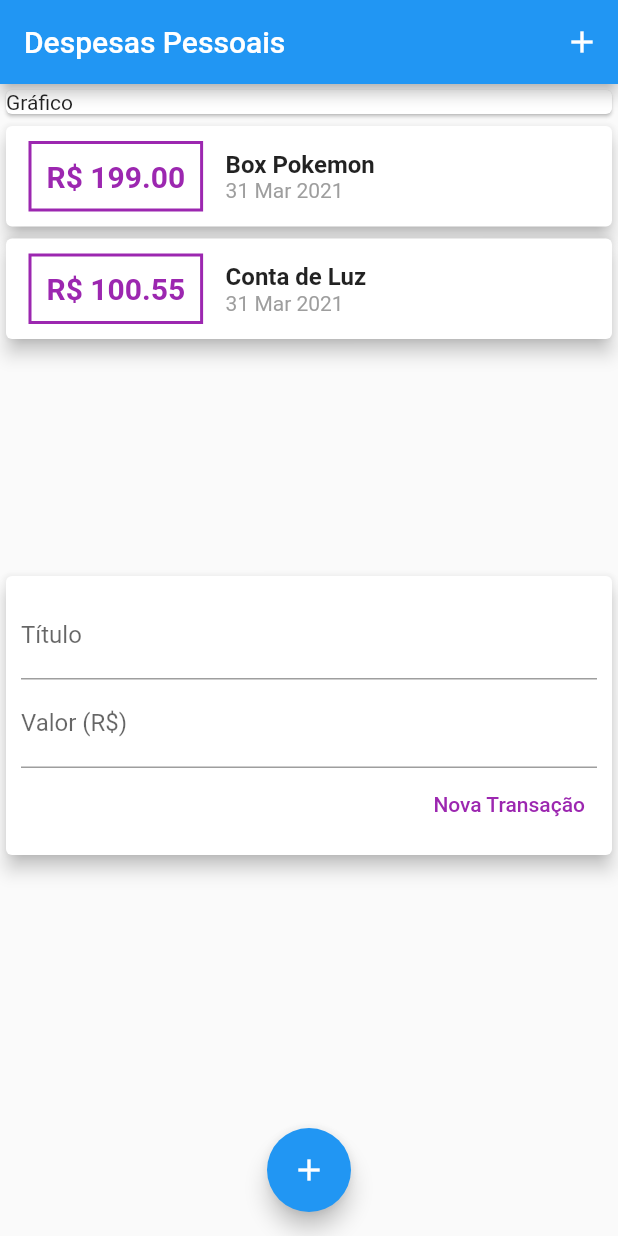
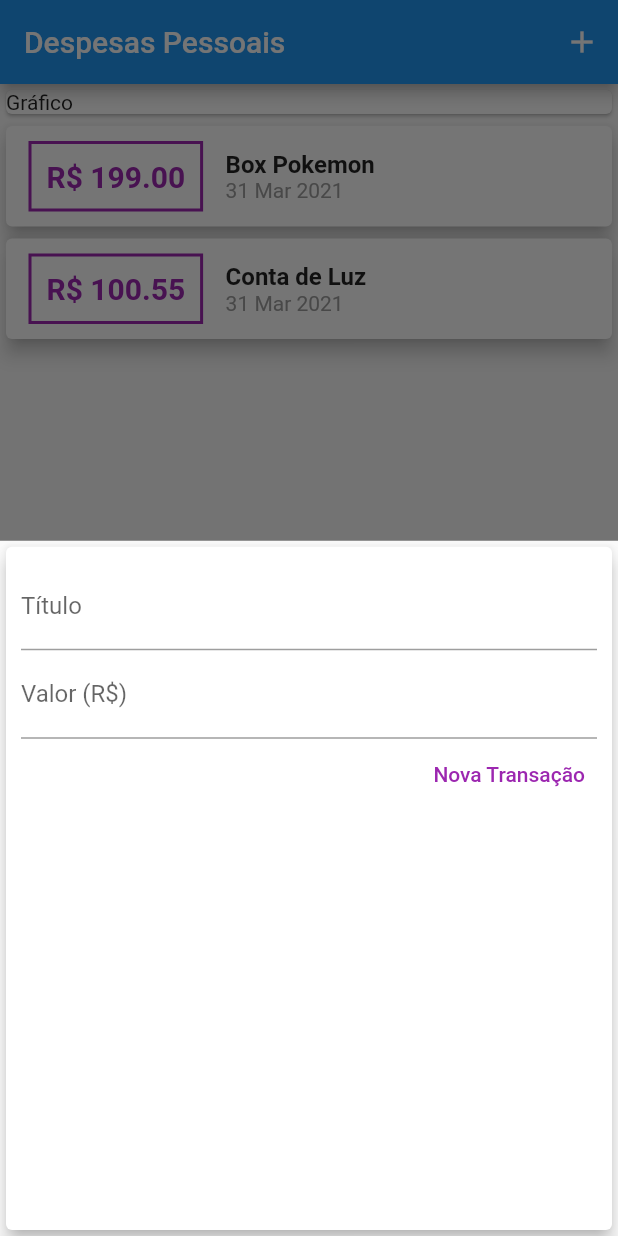
Before and after one commit to phcbarros/Flutter, a Flutter app: the screen it shows after launch, after a tap on the "add" icon, on a phone screen of 412 x 824 dp. Run offline on Flutter 3.47's test engine with Material 2 defaults, Android fonts, the phone set to English and light mode, and no system bars.

Commit message:
Curso Flutter - 04 Construindo App Real (Despesas Pessoais) - 100 Exibindo Formulário (Modal)

```diff
--- a/curso_flutter/expenses/lib/components/transaction_user.dart
+++ /dev/null
@@ -1,50 +0,0 @@
-import 'dart:math';
-
-import 'package:flutter/material.dart';
-import 'package:expenses/models/transaction.dart';
-import 'package:expenses/components/transaction_form.dart';
-import 'package:expenses/components/transaction_list.dart';
-
-class TransactionUser extends StatefulWidget {
-  @override
-  _TransactionUserState createState() => _TransactionUserState();
-}
-
-class _TransactionUserState extends State<TransactionUser> {
-  final _transactions = [
-    Transaction(
-      id: '1',
-      title: 'Box Pokemon',
-      value: 199.00,
-      date: DateTime.now()
-    ),
-    Transaction(
-      id: '2',
-      title: 'Conta de Luz',
-      value: 100.55,
-      date: DateTime.now()
-    ),
-  ];
-
-  _addTransaction(String title, double value) {
-    final newTransaction = Transaction(
-        id: Random().nextDouble().toString(),
-        title: title,
-        value: value,
-        date: DateTime.now());
-
-    setState(() {
-      _transactions.add(newTransaction);
-    });
-  }
-
-  @override
-  Widget build(BuildContext context) {
-    return Column(
-      children: [
-        TransactionList(_transactions),
-        TransactionForm(_addTransaction),
-      ],
-    );
-  }
-}
--- a/curso_flutter/expenses/lib/main.dart
+++ b/curso_flutter/expenses/lib/main.dart
@@ -1,5 +1,9 @@
+import 'dart:math';
+
+import 'package:expenses/components/transaction_form.dart';
+import 'package:expenses/components/transaction_list.dart';
 import 'package:flutter/material.dart';
-import './components/transaction_user.dart';
+import 'models/transaction.dart';
 
 main() {
   runApp(ExpensesApp());
@@ -14,17 +18,60 @@ class ExpensesApp extends StatelessWidget {
   }
 }
 
-class MyHomePage extends StatelessWidget {
+class MyHomePage extends StatefulWidget {
+  @override
+  _MyHomePageState createState() => _MyHomePageState();
+}
+
+class _MyHomePageState extends State<MyHomePage> {
+
+   final _transactions = [
+    Transaction(
+      id: '1',
+      title: 'Box Pokemon',
+      value: 199.00,
+      date: DateTime.now()
+    ),
+    Transaction(
+      id: '2',
+      title: 'Conta de Luz',
+      value: 100.55,
+      date: DateTime.now()
+    ),
+  ];
+
+  _addTransaction(String title, double value) {
+    final newTransaction = Transaction(
+      id: Random().nextDouble().toString(),
+      title: title,
+      value: value,
+      date: DateTime.now()
+    );
+
+    setState(() {
+      _transactions.add(newTransaction);
+    });
+  }
+
+  _openTransactionModalForm(BuildContext context) {
+    showModalBottomSheet(
+      context: context,
+      builder: (ctx) {
+        return TransactionForm(_addTransaction);
+      },
+    );
+  }
 
   @override
   Widget build(BuildContext context) {
+    print(context);
     return Scaffold(
       appBar: AppBar(
         title: Text("Despesas Pessoais"),
         actions: [
           IconButton(
             icon: Icon(Icons.add),
-            onPressed: () {},
+            onPressed: () => _openTransactionModalForm(context),
           )
         ],
       ),
@@ -37,13 +84,13 @@ class MyHomePage extends StatelessWidget {
                 child: Text("Gráfico"),
               ),
             ),
-            TransactionUser()
+            TransactionList(_transactions)
           ],
         ),
       ),
       floatingActionButton: FloatingActionButton(
         child: Icon(Icons.add),
-        onPressed: () {},
+        onPressed: () => _openTransactionModalForm(context),
       ),
       floatingActionButtonLocation: FloatingActionButtonLocation.centerFloat,
     );
```
